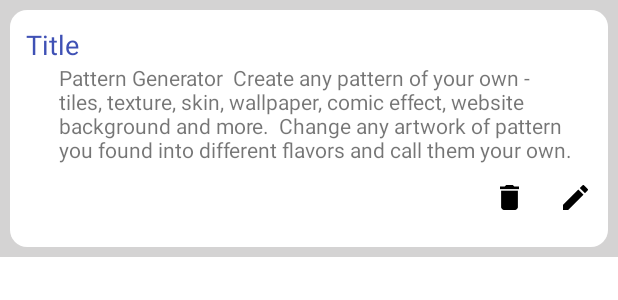
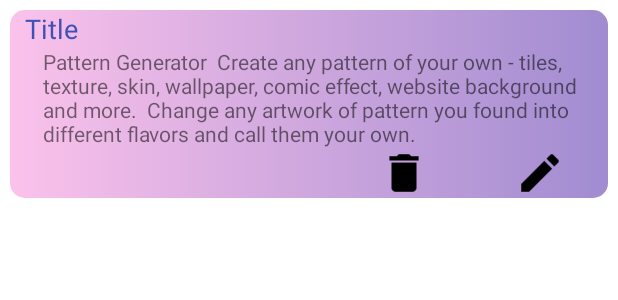
Before and after one commit to sudhanshu-mallick/My-Notes, an Android app: the layout ticket.xml on its own in the app's theme, with its tools: preview values and no code run, on a phone screen of 412 x 824 dp. Shown: the top 300 px of the screen. Run offline under Robolectric (Android 15) with nearby library versions, the phone set to English and light mode, and no system bars.

Commit message:
Visual Polish

```diff
--- a/app/src/main/AndroidManifest.xml
+++ b/app/src/main/AndroidManifest.xml
@@ -13,6 +13,12 @@
 
         </activity>
         <activity android:name=".MainActivity">
+
+        </activity>
+
+        <activity
+            android:name=".SplashScreen"
+            android:theme="@style/SplashScreen">
             <intent-filter>
                 <action android:name="android.intent.action.MAIN" />
 
--- a/app/src/main/java/com/example/mynotes/MainActivity.kt
+++ b/app/src/main/java/com/example/mynotes/MainActivity.kt
@@ -126,7 +126,7 @@ class MainActivity : AppCompatActivity() {
                 dbManager.Delete("ID=?", selectionArgs)
                 LoadQuery("%")
             }
-            myView.ivEdit.setOnClickListener{
+            myView.ivEdit.setOnClickListener {
 
                 GoToUpdate(mynote)
 
--- /dev/null
+++ b/app/src/main/res/drawable/background_splashscreen.xml
@@ -0,0 +1,11 @@
+<?xml version="1.0" encoding="utf-8"?>
+<layer-list xmlns:android="http://schemas.android.com/apk/res/android">
+
+    <item android:drawable="@color/purple_200" />
+    <item>
+        <bitmap
+            android:gravity="center"
+
+            android:src="@drawable/icon" />
+    </item>
+</layer-list>
--- /dev/null
+++ b/app/src/main/res/drawable/ticket_backgroun.xml
@@ -0,0 +1,10 @@
+<?xml version="1.0" encoding="utf-8"?>
+<selector xmlns:android="http://schemas.android.com/apk/res/android">
+
+    <item>
+        <shape>
+            <corners android:radius="10dp" />
+            <gradient android:angle="180" android:endColor="#fbc2eb" android:startColor="#a18cd1" android:type="linear" />
+        </shape>
+    </item>
+</selector>
--- a/app/src/main/res/layout/activity_add_notes.xml
+++ b/app/src/main/res/layout/activity_add_notes.xml
@@ -4,6 +4,8 @@
     xmlns:tools="http://schemas.android.com/tools"
     android:layout_width="match_parent"
     android:layout_height="match_parent"
+
+    android:background="@drawable/gradient_background"
     tools:context=".AddNotes">
 
     <EditText
@@ -39,9 +41,9 @@
         android:layout_height="30pt"
         android:layout_marginEnd="60dp"
         android:layout_marginBottom="88dp"
-        android:background="@drawable/bublue_color"
+        android:background="@color/orange"
+        android:onClick="buAdd"
         android:text="@string/add"
-        android:onClick="buAdd"
         app:layout_constraintBottom_toBottomOf="parent"
         app:layout_constraintEnd_toEndOf="parent" />
 </androidx.constraintlayout.widget.ConstraintLayout>
--- a/app/src/main/res/layout/activity_main.xml
+++ b/app/src/main/res/layout/activity_main.xml
@@ -4,7 +4,7 @@
     xmlns:tools="http://schemas.android.com/tools"
     android:layout_width="match_parent"
     android:layout_height="match_parent"
-    android:background="@color/gray"
+
     android:orientation="vertical"
     tools:context=".MainActivity">
 
@@ -12,7 +12,7 @@
         android:id="@+id/lvNotes"
         android:layout_width="match_parent"
         android:layout_height="match_parent"
-        android:background="@color/gray"
+        android:background="@drawable/background_layout"
         tools:layout_editor_absoluteX="8dp"
         tools:layout_editor_absoluteY="8dp" />
 </LinearLayout>
--- a/app/src/main/res/layout/ticket.xml
+++ b/app/src/main/res/layout/ticket.xml
@@ -3,21 +3,21 @@
     xmlns:app="http://schemas.android.com/apk/res-auto"
     android:layout_width="match_parent"
     android:layout_height="wrap_content"
-    android:background="@color/gray"
     android:orientation="vertical">
 
     <LinearLayout
         android:layout_width="match_parent"
+        android:layout_height="wrap_content"
 
-        android:layout_height="wrap_content"
         android:layout_margin="3pt"
-        android:background="@drawable/background_layout"
+        android:background="@drawable/ticket_backgroun"
         android:orientation="vertical">
 
         <TextView
             android:id="@+id/tvTitle"
             android:layout_width="match_parent"
             android:layout_height="wrap_content"
+            android:layout_marginLeft="10dp"
             android:text="Title"
             android:textColor="@color/colorPrimary"
             android:textSize="18sp" />
@@ -35,22 +35,21 @@
             android:orientation="horizontal">
 
             <Space
-                android:layout_width="match_parent"
+                android:layout_width="0dp"
                 android:layout_height="wrap_content"
-                android:layout_weight="1" />
+                android:layout_weight="120" />
 
             <ImageView
                 android:id="@+id/ivDelete"
                 android:layout_width="40pt"
-                android:layout_height="20pt"
-                android:layout_marginRight="10pt"
+                android:layout_height="15pt"
                 android:layout_weight="1"
                 app:srcCompat="@drawable/ic_delete_black_24dp" />
 
             <ImageView
                 android:id="@+id/ivEdit"
                 android:layout_width="40pt"
-                android:layout_height="20pt"
+                android:layout_height="15pt"
                 android:layout_weight="1"
                 app:srcCompat="@drawable/ic_mode_edit_black_24dp" />
         </LinearLayout>
--- a/app/src/main/res/values/themes.xml
+++ b/app/src/main/res/values/themes.xml
@@ -14,4 +14,8 @@
         <!-- Customize your theme here. -->
         <item name="android:navigationBarColor">@color/customeblue</item>
     </style>
+
+    <style name="SplashScreen" parent="Theme.AppCompat.NoActionBar">
+        <item name="android:windowBackground">@drawable/background_splashscreen</item>
+    </style>
 </resources>
```
Also changed, not shown: app/src/main/java/com/example/mynotes/SplashScreen.kt (added, +13 -0 lines), app/src/main/res/drawable/gradient_background.xml (added, +9 -0 lines), app/src/main/res/drawable-v24/icon.png (added).
